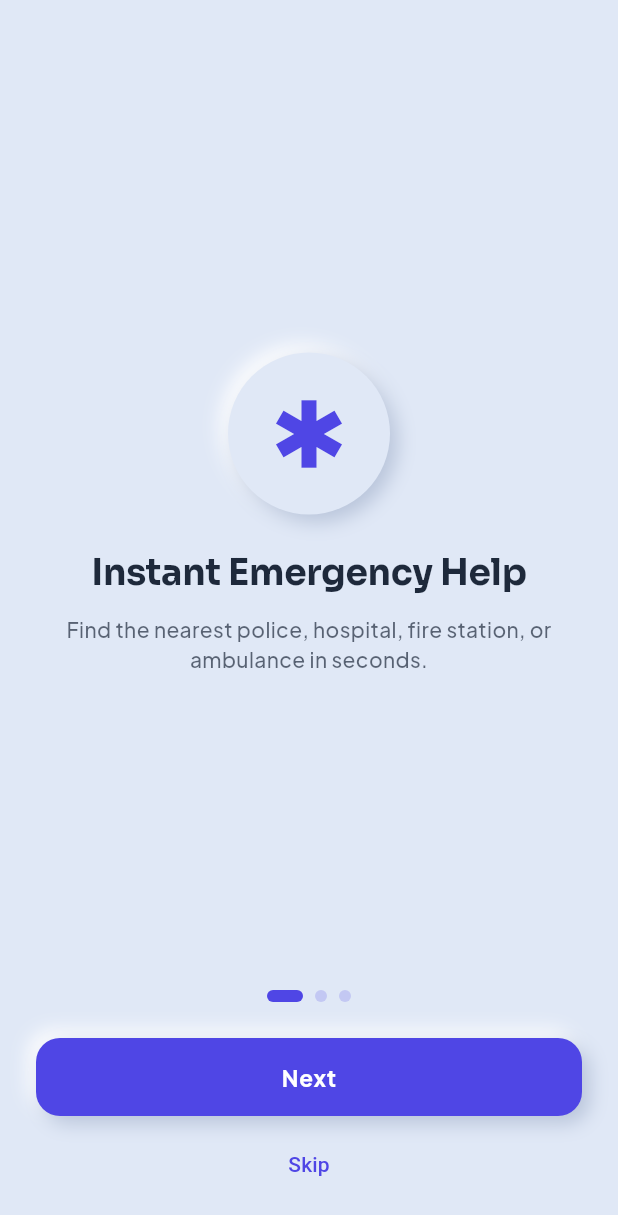
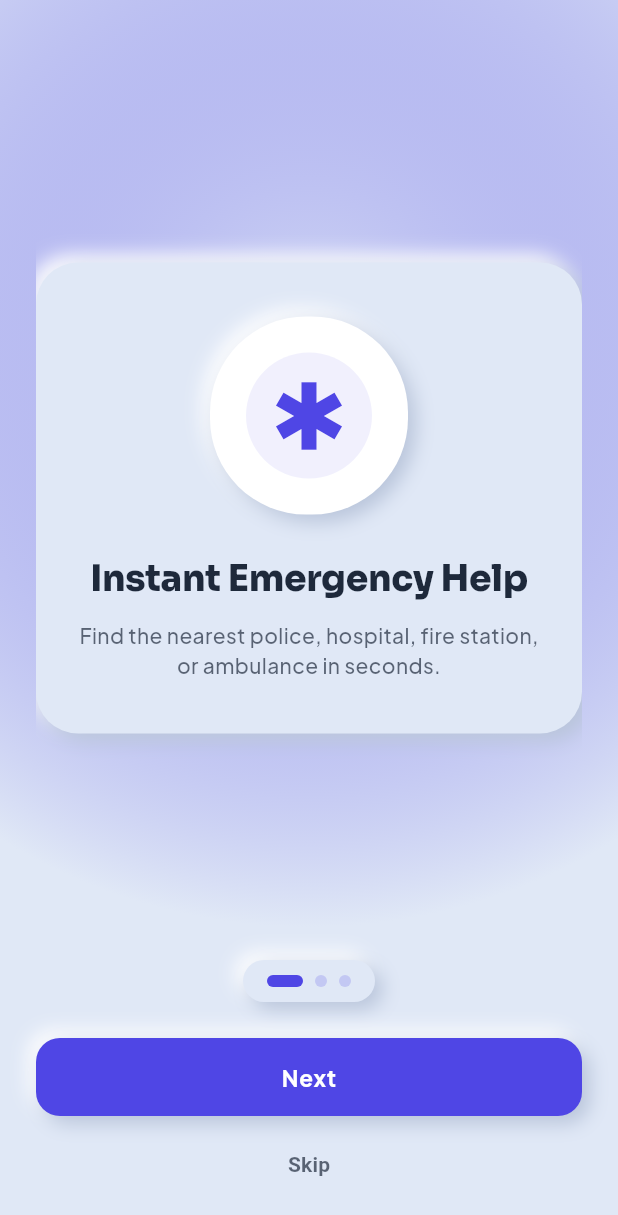
Before and after one commit to Sothiphak/safereach-app, a Flutter app: the screen it shows after launch, on a phone screen of 412 x 824 dp. Shown: the top 1215 px of the screen. Run offline on Flutter 3.47's test engine with Material 3 defaults, Android fonts, the light colour scheme and no system bars; our stand-ins replace cached_network_image, flutter_map, flutter_svg, geolocator, go_router, google_fonts and 3 more; network calls fail.

Commit message:
fix the refreshing homepage with every second of countdown time, update the splash and onboarding screens to have the same background

```diff
--- a/frontend/lib/features/onboarding/onboarding_screen.dart
+++ b/frontend/lib/features/onboarding/onboarding_screen.dart
@@ -21,17 +21,20 @@ class _OnboardingScreenState extends State<OnboardingScreen> {
   final _slides = const [
     _OnboardingSlide(
       title: 'Instant Emergency Help',
-      description: 'Find the nearest police, hospital, fire station, or ambulance in seconds.',
+      description:
+          'Find the nearest police, hospital, fire station, or ambulance in seconds.',
       icon: Icons.emergency,
     ),
     _OnboardingSlide(
       title: 'One-Tap SOS',
-      description: 'Hit the big SOS button to quickly access critical contacts.',
+      description:
+          'Hit the big SOS button to quickly access critical contacts.',
       icon: Icons.sos,
     ),
     _OnboardingSlide(
       title: 'Preparedness Tips',
-      description: 'Learn first-aid steps and store personal emergency contacts.',
+      description:
+          'Learn first-aid steps and store personal emergency contacts.',
       icon: Icons.health_and_safety,
     ),
   ];
@@ -51,8 +54,26 @@ class _OnboardingScreenState extends State<OnboardingScreen> {
 
   @override
   Widget build(BuildContext context) {
+    final theme = Theme.of(context);
+    final isDark = theme.brightness == Brightness.dark;
+    final backgroundColor = theme.scaffoldBackgroundColor;
+    final primaryColor = theme.colorScheme.primary;
+
     return Scaffold(
-      body: SafeArea(
+      backgroundColor: backgroundColor,
+      body: DecoratedBox(
+        decoration: BoxDecoration(
+          color: backgroundColor,
+          gradient: RadialGradient(
+            center: const Alignment(0, -0.45),
+            radius: 0.95,
+            colors: [
+              primaryColor.withValues(alpha: isDark ? 0.16 : 0.08),
+              backgroundColor,
+            ],
+          ),
+        ),
+        child: SafeArea(
           child: Padding(
             padding: const EdgeInsets.all(24),
             child: Column(
@@ -66,26 +87,46 @@ class _OnboardingScreenState extends State<OnboardingScreen> {
                       final slide = _slides[index];
                       return Center(
                         child: SingleChildScrollView(
+                          child: Padding(
+                            padding: const EdgeInsets.symmetric(vertical: 16),
+                            child: NeumorphicContainer(
+                              borderRadius: 28,
+                              padding: const EdgeInsets.symmetric(
+                                horizontal: 22,
+                                vertical: 36,
+                              ),
                               child: Column(
                                 mainAxisAlignment: MainAxisAlignment.center,
                                 children: [
                                   Semantics(
                                     label: slide.title.tr(context),
                                     child: NeumorphicContainer(
-                                borderRadius: 60,
+                                      borderRadius: 64,
                                       padding: const EdgeInsets.all(24),
+                                      color: isDark
+                                          ? theme.colorScheme.surface
+                                          : Colors.white,
+                                      child: Container(
+                                        padding: const EdgeInsets.all(12),
+                                        decoration: BoxDecoration(
+                                          shape: BoxShape.circle,
+                                          color: primaryColor.withValues(
+                                            alpha: 0.08,
+                                          ),
+                                        ),
                                         child: Icon(
                                           slide.icon,
                                           size: 60,
-                                  color: Theme.of(context).colorScheme.primary,
+                                          color: primaryColor,
                                         ),
                                       ),
                                     ),
-                            const SizedBox(height: 24),
+                                  ),
+                                  const SizedBox(height: 28),
                                   Text(
                                     slide.title.tr(context),
-                              style: Theme.of(context).textTheme.titleLarge?.copyWith(
-                                    fontWeight: FontWeight.bold,
+                                    style: theme.textTheme.titleLarge?.copyWith(
+                                      fontWeight: FontWeight.w900,
                                       fontSize: 24,
                                     ),
                                     textAlign: TextAlign.center,
@@ -93,19 +134,30 @@ class _OnboardingScreenState extends State<OnboardingScreen> {
                                   const SizedBox(height: 12),
                                   Text(
                                     slide.description.tr(context),
-                              style: Theme.of(context).textTheme.bodyMedium?.copyWith(
-                                    color: Theme.of(context).colorScheme.onSurface.withValues(alpha: 0.7),
+                                    style: theme.textTheme.bodyMedium?.copyWith(
+                                      color: theme.colorScheme.onSurface
+                                          .withValues(alpha: 0.7),
+                                      height: 1.45,
                                     ),
                                     textAlign: TextAlign.center,
                                   ),
                                 ],
                               ),
                             ),
+                          ),
+                        ),
                       );
                     },
                   ),
                 ),
-              Row(
+                NeumorphicContainer(
+                  borderRadius: 18,
+                  padding: const EdgeInsets.symmetric(
+                    horizontal: 12,
+                    vertical: 10,
+                  ),
+                  child: Row(
+                    mainAxisSize: MainAxisSize.min,
                     mainAxisAlignment: MainAxisAlignment.center,
                     children: List.generate(
                       _slides.length,
@@ -116,16 +168,18 @@ class _OnboardingScreenState extends State<OnboardingScreen> {
                         width: _index == index ? 24 : 8,
                         decoration: BoxDecoration(
                           color: _index == index
-                          ? Theme.of(context).colorScheme.primary
-                          : Theme.of(context).colorScheme.primary.withValues(alpha: 0.2),
+                              ? primaryColor
+                              : primaryColor.withValues(alpha: 0.2),
                           borderRadius: BorderRadius.circular(12),
+                        ),
                       ),
                     ),
                   ),
                 ),
                 const SizedBox(height: 24),
                 AppButton.primary(
-                label: (_index == _slides.length - 1 ? 'Get started' : 'Next').tr(context),
+                  label: (_index == _slides.length - 1 ? 'Get started' : 'Next')
+                      .tr(context),
                   onPressed: () async {
                     if (_index == _slides.length - 1) {
                       await _finish();
@@ -141,9 +195,16 @@ class _OnboardingScreenState extends State<OnboardingScreen> {
                 const SizedBox(height: 8),
                 TextButton(
                   onPressed: _finish,
-                child: Text('Skip'.tr(context)),
+                  child: Text(
+                    'Skip'.tr(context),
+                    style: TextStyle(
+                      color: theme.colorScheme.onSurface.withValues(alpha: 0.7),
+                      fontWeight: FontWeight.w700,
+                    ),
+                  ),
                 ),
               ],
+            ),
           ),
         ),
       ),
```
Also changed, not shown: frontend/lib/features/home/home_screen.dart (+83 -71 lines), frontend/lib/features/splash/splash_screen.dart (+35 -25 lines). Lines whose indentation alone changed are shown as unchanged.
